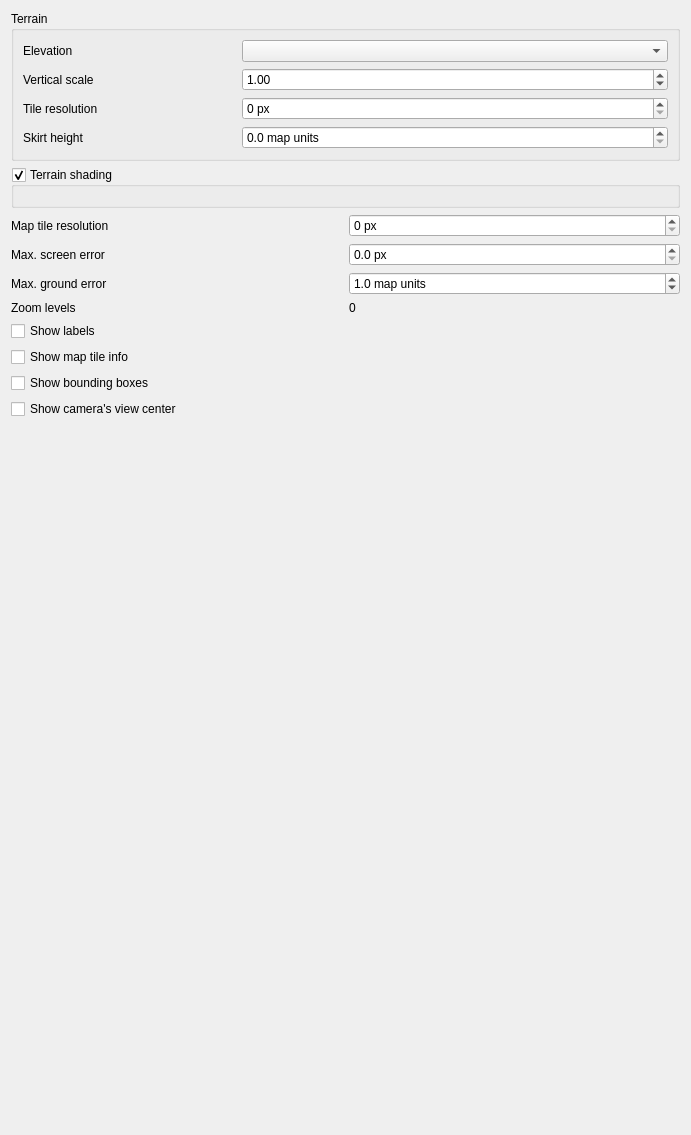
First picture: the form in src/ui/3d/map3dconfigwidget.ui, repository carsmie/QGIS, before the edit.
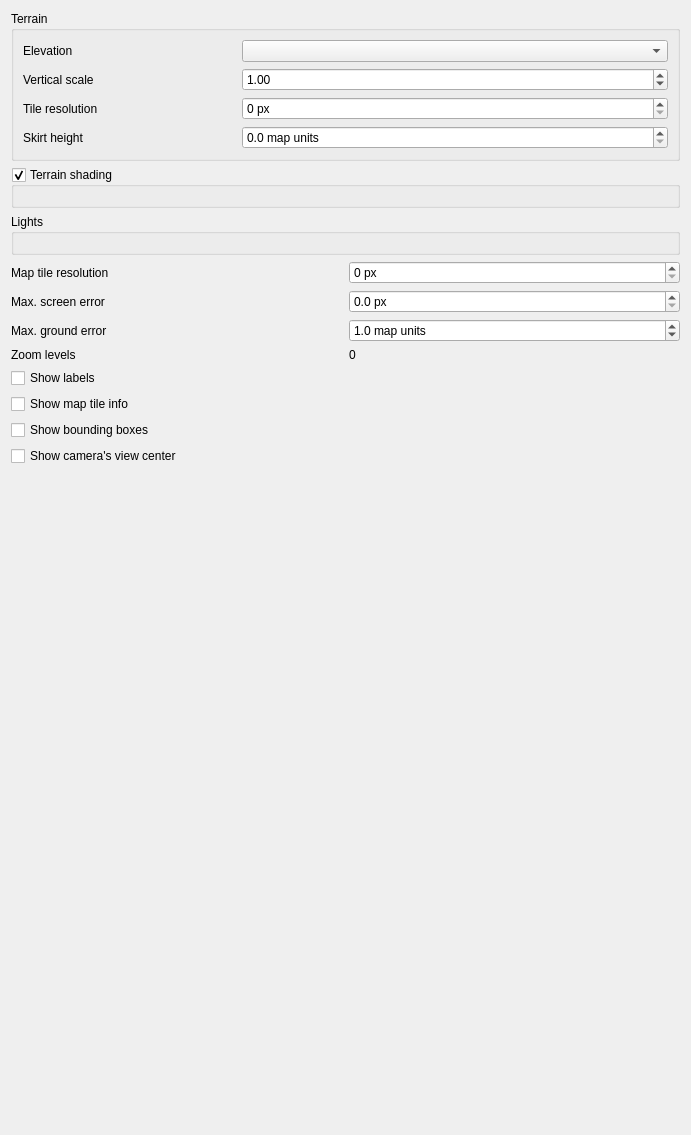
Second picture: the form after the edit. Custom widgets are drawn as their Qt base class.

Commit message:
[FEATURE] Configuration of lights in 3D map scene
This adds a section to define point lights in 3D scenes.
Up to 8 lights are supported (limitation by implementation of materials).
For each light one can set the position, intensity, color and attenuation

```diff
--- a/src/ui/3d/map3dconfigwidget.ui
+++ b/src/ui/3d/map3dconfigwidget.ui
@@ -102,6 +102,18 @@
      </layout>
     </widget>
    </item>
+   <item>
+    <widget class="QgsCollapsibleGroupBox" name="groupLights">
+     <property name="title">
+      <string>Lights</string>
+     </property>
+     <layout class="QVBoxLayout" name="verticalLayout_3">
+      <item>
+       <widget class="QgsLightsWidget" name="widgetLights" native="true"/>
+      </item>
+     </layout>
+    </widget>
+   </item>
    <item>
     <layout class="QGridLayout" name="gridLayout_2">
      <item row="2" column="0">
@@ -251,6 +263,12 @@
    <header>qgscollapsiblegroupbox.h</header>
    <container>1</container>
   </customwidget>
+  <customwidget>
+   <class>QgsLightsWidget</class>
+   <extends>QWidget</extends>
+   <header>qgslightswidget.h</header>
+   <container>1</container>
+  </customwidget>
  </customwidgets>
  <tabstops>
   <tabstop>cboTerrainLayer</tabstop>
```
The commit also changes 13 other files.
